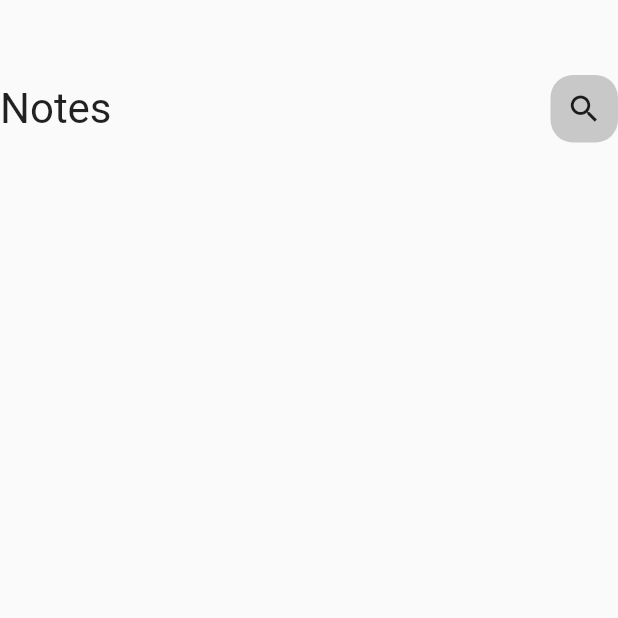
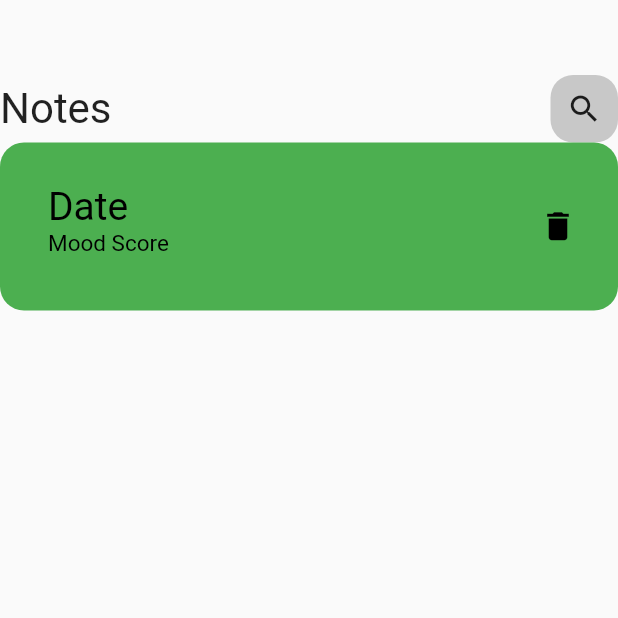
Before and after one commit to bibi2812/MentalHealthApp2, a Flutter app: the screen it shows after launch, on a phone screen of 412 x 824 dp, the top half of it. Run offline on Flutter 3.47's test engine with Material 2 defaults, Android fonts, the light colour scheme and no system bars.

Commit message:
20/03/2023 - notes item made

```diff
--- a/lib/notesPage/widgets/viewBody.dart
+++ b/lib/notesPage/widgets/viewBody.dart
@@ -12,8 +12,48 @@ class viewNotesBody extends StatelessWidget {
         SizedBox(
           height: 50,
         ),
-        appBar()
+        appBar(),
+        itemNotes(),
       ],
     );
   }
 }
+
+class itemNotes extends StatelessWidget {
+  const itemNotes ({super.key});
+
+  @override
+  Widget build(BuildContext context) {
+    return Container(
+      padding: const EdgeInsets.only(top:20,bottom: 20, left:16),
+      decoration: BoxDecoration(
+        color: Colors.green,
+        borderRadius: BorderRadius.circular(16),
+    ),
+      child: Column(
+        crossAxisAlignment: CrossAxisAlignment.end,
+        children: [
+          ListTile(
+            title: const Text("Date",
+            style: TextStyle(
+              color: Colors.black,
+              fontSize: 26,
+            ),
+            ),
+            subtitle: const Text("Mood Score",
+            style: TextStyle(
+              color: Colors.black,
+              fontSize: 15,
+            ),
+            ),
+            trailing: IconButton(onPressed: () {}, icon: const Icon(Icons.delete,
+            color: Colors.black,
+              size: 25,
+            ),
+            ),
+          ),
+        ],
+      ),
+    );
+  }
+}
```
